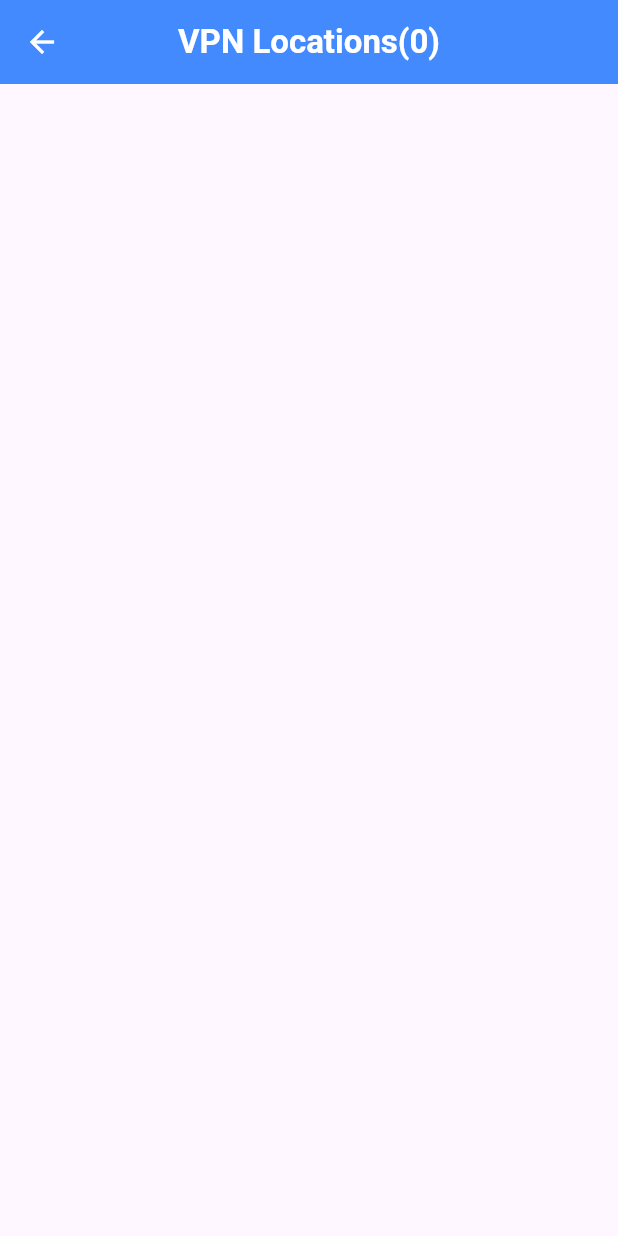
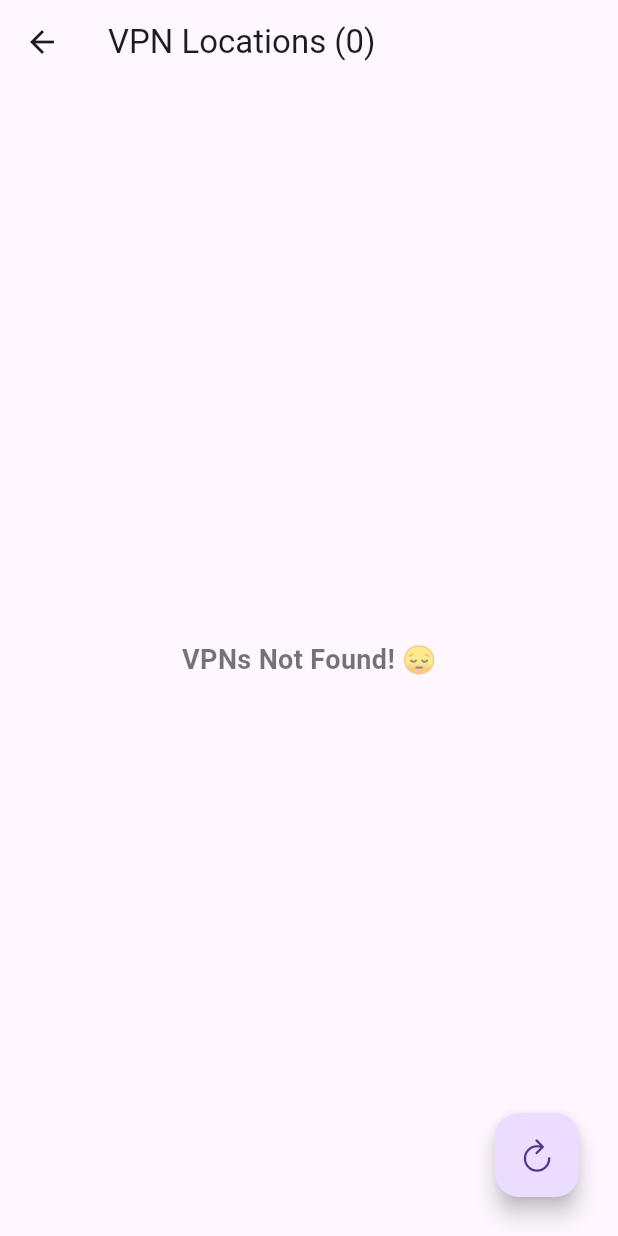
Before and after one commit to dwaipayan7/vpn-basic-project, a Flutter app: the LocationScreen screen opened directly, on a phone screen of 412 x 824 dp. Run offline on Flutter 3.47's test engine with Material 3 defaults, Android fonts, the phone set to English and light mode, and no system bars; our stand-ins replace csv, get, hive_flutter, lottie; accounts and stored records are empty; network calls fail.

Commit message:
Getting some fix them soon

```diff
--- a/lib/controllers/home_controller.dart
+++ b/lib/controllers/home_controller.dart
@@ -1,70 +1,5 @@
-// import 'dart:convert';
-// import 'package:flutter/material.dart';
-// import 'package:get/get.dart';
-// import '../helper/my_dialog.dart';
-// import '../helper/pref.dart';
-// import '../models/vpn.dart';
-// import '../models/vpn_config.dart';
-// import '../services/vpn_engine.dart';
-//
-// class HomeController extends GetxController {
-//   final Rx<Vpn> vpn = Pref.vpn.obs;
-//   final vpnState = VpnEngine.vpnDisconnected.obs;
-//
-//   void connectToVpn() async {
-//     if (vpn.value.openVPNConfigDataBase64.isEmpty) {
-//       MyDialogs.info(msg: 'Select a Location by clicking \'Change Location\'');
-//       return;
-//     }
-//
-//     if (vpnState.value == VpnEngine.vpnDisconnected) {
-//       final data = base64.decode(vpn.value.openVPNConfigDataBase64);
-//       final config = utf8.decode(data);
-//       final vpnConfig = VpnConfig(
-//         country: vpn.value.countryLong,
-//         username: 'vpn',
-//         password: 'vpn',
-//         config: config,
-//       );
-//
-//       // Code to initiate the VPN connection with vpnConfig
-//       Color get getButtonColor {
-//         switch (vpnState.value) {
-//           case VpnEngine.vpnDisconnected:
-//             return Colors.blue;
-//           case VpnEngine.vpnConnected:
-//             return Colors.green;
-//           default:
-//             return Colors.orangeAccent;
-//         }
-//       }
-//
-//       // VPN button text based on state
-//       String get getButtonText {
-//         switch (vpnState.value) {
-//           case VpnEngine.vpnDisconnected:
-//             return 'Tap to Connect';
-//           case VpnEngine.vpnConnected:
-//             return 'Disconnect';
-//           default:
-//             return 'Connecting...';
-//         }
-//       }
-//       await VpnEngine.startVpn(vpnConfig);
-//
-//     } else {
-//       // await VpnEngine.stopVpn();
-//     }
-//
-//     // Code to show interstitial ad and then connect to VPN
-//   }
-//
-//   // VPN button color based on state
-//
-// }
+import 'dart:convert';
 
-
-import 'dart:convert';
 import 'package:flutter/material.dart';
 import 'package:get/get.dart';
 import '../helper/my_dialog.dart';
@@ -75,6 +10,7 @@
 
 class HomeController extends GetxController {
   final Rx<Vpn> vpn = Pref.vpn.obs;
+
   final vpnState = VpnEngine.vpnDisconnected.obs;
 
   void connectToVpn() async {
@@ -84,26 +20,25 @@
     }
 
     if (vpnState.value == VpnEngine.vpnDisconnected) {
-      final data = base64.decode(vpn.value.openVPNConfigDataBase64);
-      final config = utf8.decode(data);
+      // log('\nBefore: ${vpn.value.openVPNConfigDataBase64}');
+
+      final data = Base64Decoder().convert(vpn.value.openVPNConfigDataBase64);
+      final config = Utf8Decoder().convert(data);
       final vpnConfig = VpnConfig(
-        country: vpn.value.countryLong,
-        username: 'vpn',
-        password: 'vpn',
-        config: config,
-      );
+          country: vpn.value.countryLong,
+          username: 'vpn',
+          password: 'vpn',
+          config: config);
 
-      vpnState.value = VpnEngine.vpnConnecting;
-      await VpnEngine.startVpn(vpnConfig);
-      vpnState.value = VpnEngine.vpnConnected;
+      // log('\nAfter: $config');
 
+      //code to show interstitial ad and then connect to vpn
+      // AdHelper.showInterstitialAd(onComplete: () async {
+      //   await VpnEngine.startVpn(vpnConfig);
+      // });
     } else {
-      // vpnState.value = VpnEngine.vpnDisconnecting;
       await VpnEngine.stopVpn();
-      vpnState.value = VpnEngine.vpnDisconnected;
     }
-
-    // Code to show interstitial ad and then connect to VPN
   }
 
   // vpn buttons color
--- a/lib/screens/location_screen.dart
+++ b/lib/screens/location_screen.dart
@@ -1,11 +1,10 @@
 import 'package:flutter/cupertino.dart';
 import 'package:flutter/material.dart';
 import 'package:get/get.dart';
-import 'package:get/get_common/get_reset.dart';
-import 'package:get/get_core/src/get_main.dart';
+
 import 'package:lottie/lottie.dart';
-import 'package:vpn_basic_project/api/api.dart';
-import 'package:vpn_basic_project/controllers/location_controller.dart';
+
+import '../controllers/location_controller.dart';
 
 import '../main.dart';
 import '../widgets/vpn_card.dart';
@@ -14,37 +13,46 @@
   LocationScreen({super.key});
 
   final _controller = LocationController();
-  // @override
+  // final _adController = NativeAdController();
+
   @override
   Widget build(BuildContext context) {
+    if (_controller.vpnList.isEmpty) _controller.getVpnData();
 
-    _controller.getVpnData();
+    // _adController.ad = AdHelper.loadNativeAd(adController: _adController);
 
     return Obx(
-      ()=> Scaffold(
+          () => Scaffold(
+        //app bar
         appBar: AppBar(
-          backgroundColor: Colors.blueAccent,
-          title: Text(
-            'VPN Locations(${_controller.vpnList.length})',
-            style: TextStyle(color: Colors.white, fontWeight: FontWeight.w600),
+          title: Text('VPN Locations (${_controller.vpnList.length})'),
         ),
-          centerTitle: true,
-          iconTheme: IconThemeData(color: Colors.white),
+
+        // bottomNavigationBar:
+        // // Config.hideAds ? null:
+        // _adController.ad != null && _adController.adLoaded.isTrue
+        //     ? SafeArea(
+        //     child: SizedBox(
+        //         height: 85, child: AdWidget(ad: _adController.ad!)))
+        //     : null,
+
+        //refresh button
+        floatingActionButton: Padding(
+          padding: const EdgeInsets.only(bottom: 10, right: 10),
+          child: FloatingActionButton(
+              onPressed: () => _controller.getVpnData(),
+              child: Icon(CupertinoIcons.refresh)),
         ),
+
         body: _controller.isLoading.value
-            ? _loadingWidget() ?? _defaultWidget()
+            ? _loadingWidget()
             : _controller.vpnList.isEmpty
-            ? _noVpnFound() ?? _defaultWidget()
-            : _vpnData() ?? _defaultWidget()),
-
+            ? _noVPNFound()
+            : _vpnData(),
+      ),
     );
   }
 
-  Widget _defaultWidget() {
-    return Container(); // or any other widget as a fallback
-  }
-
-  //Change the VPN Card Location
   _vpnData() => ListView.builder(
       itemCount: _controller.vpnList.length,
       physics: BouncingScrollPhysics(),
@@ -61,29 +69,27 @@
     child: Column(
       mainAxisAlignment: MainAxisAlignment.center,
       children: [
-            //Lottie Animation
-            LottieBuilder.asset(
-              'assets/lottie/loading.json',
-              width: mq.width * 0.7,
-            ),
+        //lottie animation
+        LottieBuilder.asset('assets/lottie/loading.json',
+            width: mq.width * .7),
+
+        //text
         Text(
-              "Loading VPN's...🙂\n",
+          'Loading VPNs... 😌',
           style: TextStyle(
               fontSize: 18,
-                  fontWeight: FontWeight.bold,
-                  color: Colors.black54),
+              color: Colors.black54,
+              fontWeight: FontWeight.bold),
         )
       ],
     ),
   );
 
-  _noVpnFound() {
-    Center(
+  _noVPNFound() => Center(
     child: Text(
-        "No VPN's Found...😟\n",
+      'VPNs Not Found! 😔',
       style: TextStyle(
-            fontSize: 18, fontWeight: FontWeight.bold, color: Colors.black54),
+          fontSize: 18, color: Colors.black54, fontWeight: FontWeight.bold),
     ),
   );
 }
-}
--- a/lib/widgets/vpn_card.dart
+++ b/lib/widgets/vpn_card.dart
@@ -34,11 +34,9 @@
 
             if (controller.vpnState.value == VpnEngine.vpnConnected) {
               VpnEngine.stopVpn();
-            //   Future.delayed(
-            //       Duration(seconds: 2), () => controller.connectToVpn());
-            // } else {
-              controller.connectToVpn();
-            }else{
+              Future.delayed(
+                  Duration(seconds: 2), () => controller.connectToVpn());
+            } else {
               controller.connectToVpn();
             }
           },
```
Lines whose indentation alone changed are shown as unchanged.
